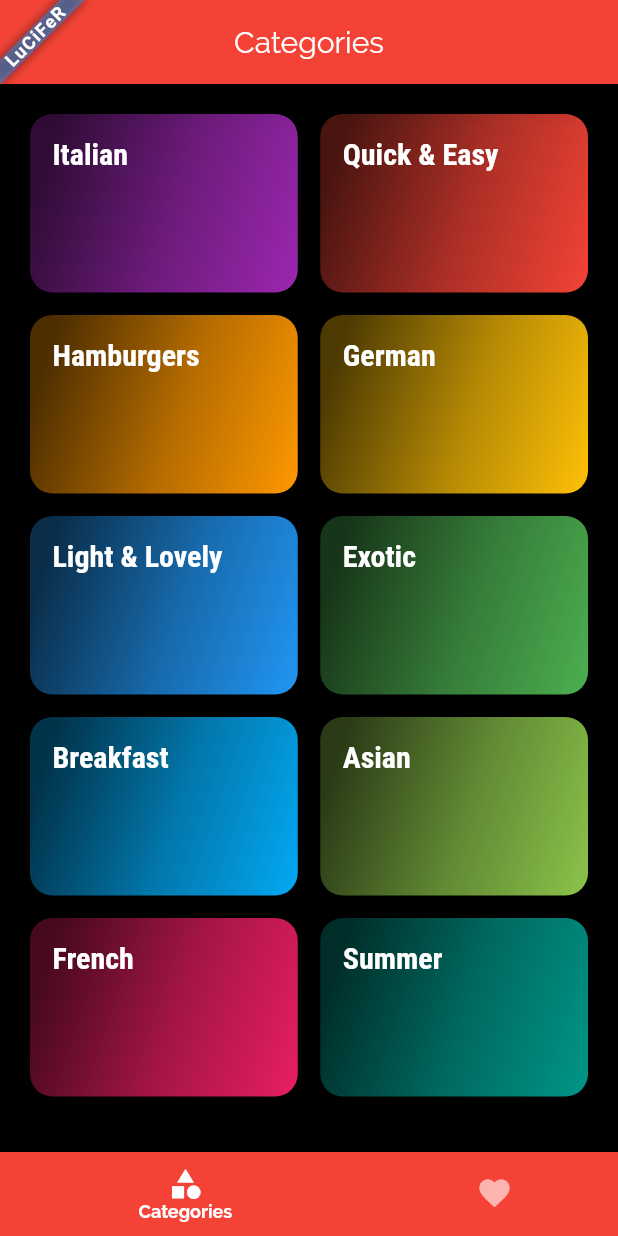
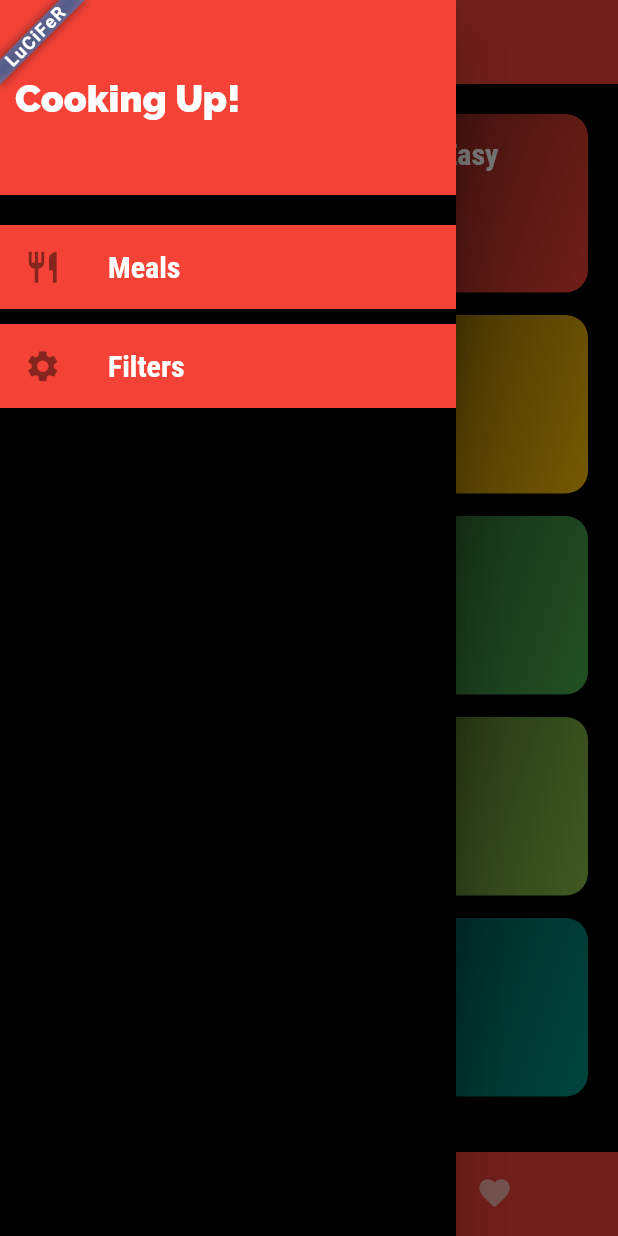
Before and after one commit to d4rk-lucif3r/Meals-App-Flutter, a Flutter app: the screen it shows after launch, with the side drawer open (before the commit the screen has no drawer), on a phone screen of 412 x 824 dp. Run offline on Flutter 3.47's test engine with Material 2 defaults, Android fonts, the phone set to English and light mode, and no system bars.

Commit message:
Added Tabs and Drawers
Signed-off-by: Arsh Anwar <lucifer78908@gmail.com>

```diff
--- a/lib/main.dart
+++ b/lib/main.dart
@@ -1,6 +1,7 @@
 import 'package:flutter/cupertino.dart';
 import 'package:flutter/material.dart';
 
+import 'screens/filter_screen.dart';
 import 'screens/categories_screen.dart';
 import 'screens/category_meals_screen.dart';
 import 'screens/meal_detail_screen.dart';
@@ -89,6 +90,9 @@ class MyApp extends StatelessWidget {
           case MealDetailScreen.routeName:
             return CupertinoPageRoute(
                 builder: (_) => MealDetailScreen(), settings: settings);
+          case FiltersScreen.routeName:
+            return CupertinoPageRoute(
+                builder: (_) => FiltersScreen(), settings: settings);
         }
       },
       /* Fall Back Route  if no royte found More of a 404 route */
--- a/lib/screens/tabs_screen.dart
+++ b/lib/screens/tabs_screen.dart
@@ -3,6 +3,7 @@ import 'package:flutter/material.dart';
 import './categories_screen.dart';
 import './favorites_screen.dart';
 import '../widgets/banner.dart';
+import '../widgets/main_drawer.dart';
 
 class TabsScreen extends StatefulWidget {
   @override
@@ -39,6 +40,7 @@ class _TabsScreenState extends State<TabsScreen> {
           ),
           centerTitle: true,
         ),
+        drawer: MainDrawer(),
         body: _pages[_selectPageIndex]['page'],
         bottomNavigationBar: BottomNavigationBar(
           onTap: _selectPage,
--- /dev/null
+++ b/lib/widgets/main_drawer.dart
@@ -0,0 +1,56 @@
+import 'package:flutter/material.dart';
+
+import '../screens/filter_screen.dart';
+
+class MainDrawer extends StatelessWidget {
+  @override
+  Widget build(BuildContext context) {
+    Widget _buildListTile(IconData icon, String title, Function tapHandler) {
+      return ListTile(
+        //shape: RoundedRectangleBorder(borderRadius: BorderRadius.circular(15)),
+        tileColor: Theme.of(context).primaryColor,
+        leading: Icon(icon, size: 25),
+        title: Text(
+          title,
+          style: Theme.of(context).textTheme.headline6,
+        ),
+        onTap: () {
+          tapHandler();
+        },
+      );
+    }
+
+    return Drawer(
+      child: Column(
+        children: <Widget>[
+          Container(
+            height: 130,
+            width: double.infinity,
+            padding: EdgeInsets.all(10),
+            alignment: Alignment.centerLeft,
+            decoration: BoxDecoration(
+              //borderRadius: BorderRadius.circular(15),
+              color: Theme.of(context).primaryColor,
+            ),
+            child: Text(
+              'Cooking Up!',
+              style: TextStyle(
+                fontWeight: FontWeight.w900,
+                fontSize: 25,
+                color: Colors.white,
+              ),
+            ),
+          ),
+          SizedBox(height: 20),
+          _buildListTile(Icons.restaurant, 'Meals', () {
+            Navigator.of(context).pushReplacementNamed('/');
+          }),
+          SizedBox(height: 10),
+          _buildListTile(Icons.settings, 'Filters', () {
+            Navigator.of(context).pushReplacementNamed(FiltersScreen.routeName);
+          }),
+        ],
+      ),
+    );
+  }
+}
```
Also changed, not shown: lib/screens/filter_screen.dart (added, +18 -0 lines).
